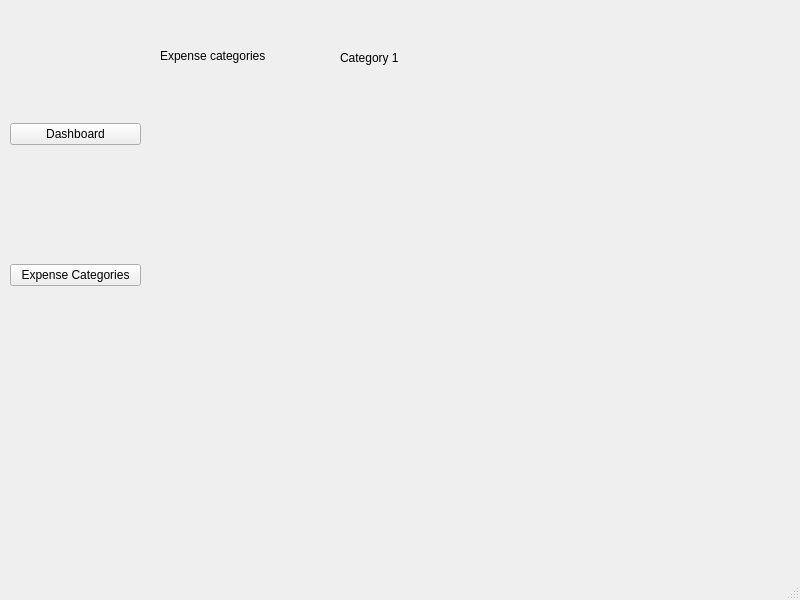
The window that expense_categories.ui (IvayloKarakashev/finance-tracker) describes before a commit, drawn with Qt 5.
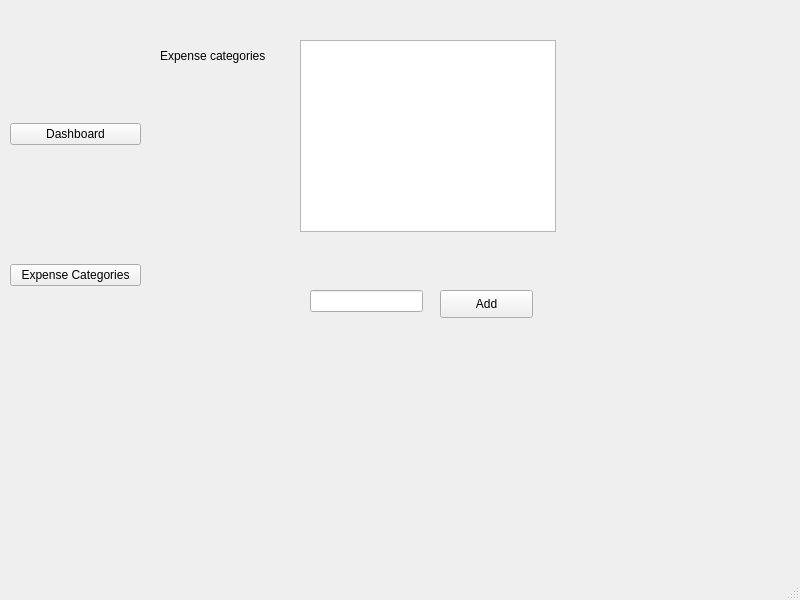
The same window after the commit.

Commit message: Added QListView 'Expense categories'

The edit to the form file:
```diff
--- a/expense_categories.ui
+++ b/expense_categories.ui
@@ -53,17 +53,37 @@
      <string>Expense categories</string>
     </property>
    </widget>
-   <widget class="QLabel" name="balanceAmountLabel">
+   <widget class="QLineEdit" name="expenseCategoryNameInput">
     <property name="geometry">
      <rect>
-      <x>340</x>
-      <y>50</y>
-      <width>91</width>
-      <height>16</height>
+      <x>310</x>
+      <y>290</y>
+      <width>113</width>
+      <height>22</height>
+     </rect>
+    </property>
+   </widget>
+   <widget class="QPushButton" name="addExpenseCategoryButton">
+    <property name="geometry">
+     <rect>
+      <x>440</x>
+      <y>290</y>
+      <width>93</width>
+      <height>28</height>
      </rect>
     </property>
     <property name="text">
-     <string>Category 1</string>
+     <string>Add</string>
+    </property>
+   </widget>
+   <widget class="QListView" name="expenseCategoriesList">
+    <property name="geometry">
+     <rect>
+      <x>300</x>
+      <y>40</y>
+      <width>256</width>
+      <height>192</height>
+     </rect>
     </property>
    </widget>
   </widget>
```
Left out of the diff: 2 changed lines with no effect on the pictures. The commit also changes 2 other files.
